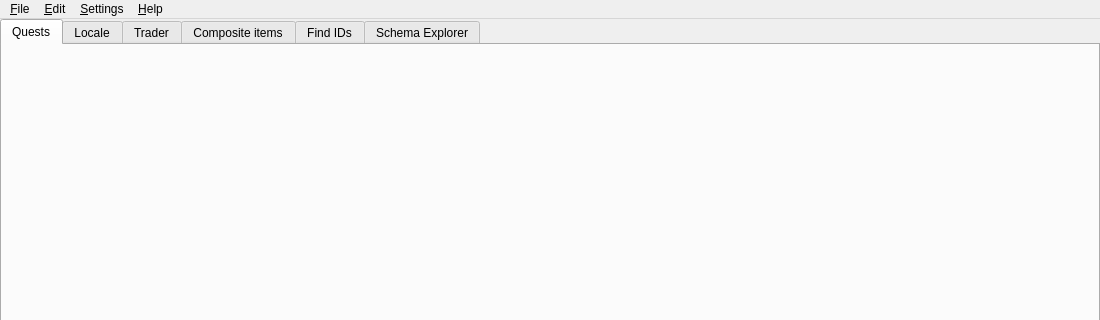
Before: the Qt Designer form src/ui/designer/main_window.ui in ThePi1/SPT-Trader-Builder, drawn with Qt 5; both pictures show x 0 to 1100 and y 0 to 320 of the 1100 by 700 pixel window.
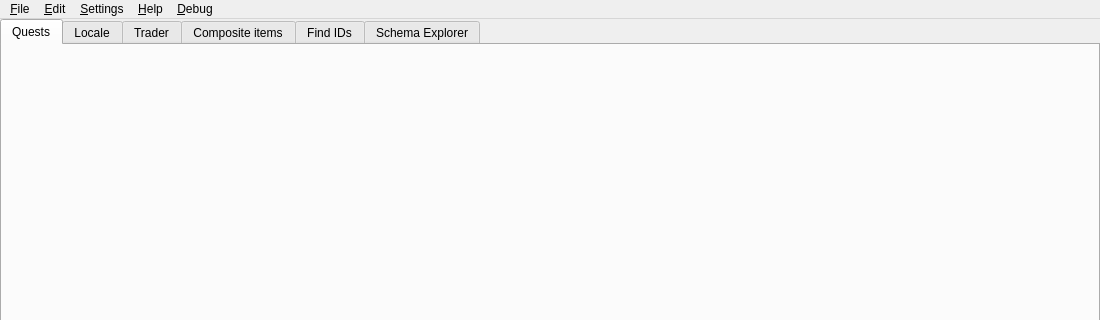
After: the same form once the commit is applied.

Commit message:
Debug menu: regenerate the trader assort and the quest assort from known data
New setting "Enable debug options" (off by default) adds a Debug menu next to Help with
two tools that save a new file and change nothing that is open: a trader assort made only of
the offers the program knows (items, prices, levels), and a quest assort with only the
links to offers (in the open trader assort) and quests (open, base game or reference)
that are known. The status bar says what was left out.

Diff of the .ui file:
```diff
--- a/src/ui/designer/main_window.ui
+++ b/src/ui/designer/main_window.ui
@@ -158,10 +158,18 @@
     <addaction name="actionAbout"/>
     <addaction name="actionUpdates"/>
    </widget>
+   <widget class="QMenu" name="menuDebug">
+    <property name="title">
+     <string>&amp;Debug</string>
+    </property>
+    <addaction name="actionRegenerateAssort"/>
+    <addaction name="actionRegenerateLocks"/>
+   </widget>
    <addaction name="menuFile"/>
    <addaction name="menuEdit"/>
    <addaction name="menuSettings"/>
    <addaction name="menuHelp"/>
+   <addaction name="menuDebug"/>
   </widget>
   <action name="actionNewQuests">
    <property name="text">
```
Left out of the diff: 16 changed lines with no effect on the pictures. The commit also changes 9 other files.
